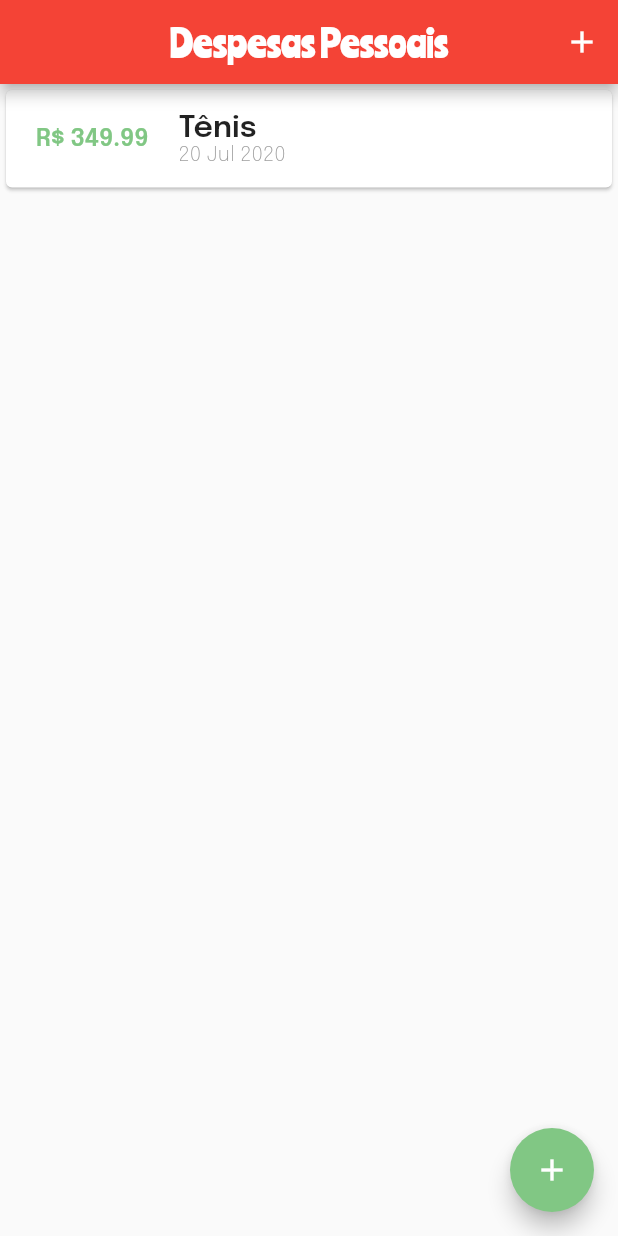
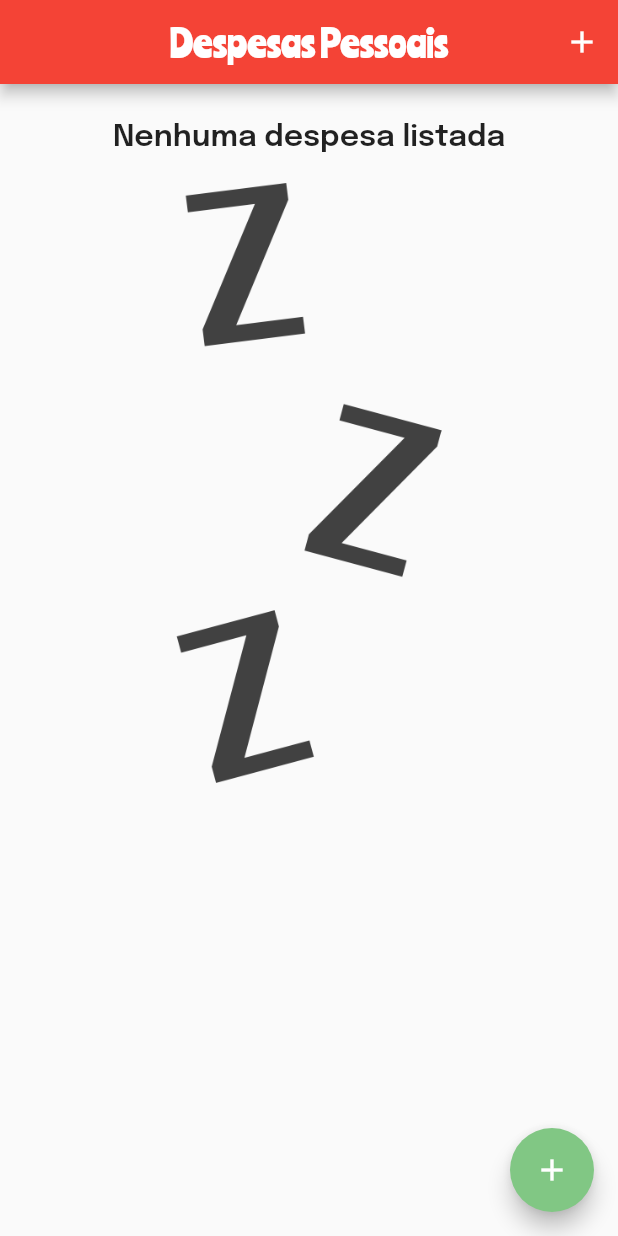
Before and after one commit to kiszewski/ExpensesApp, a Flutter app: the screen it shows after launch, on a phone screen of 412 x 824 dp. Run offline on Flutter 3.47's test engine with Material 2 defaults, Android fonts, the phone set to English and light mode, and no system bars.

Commit message:
inserindo imagem caso lista esteja vazia

```diff
--- a/lib/components/transaction_form.dart
+++ b/lib/components/transaction_form.dart
@@ -31,6 +31,7 @@ class _TransactionFormState extends State<TransactionForm> {
       child: Column(
         children: <Widget>[
           TextField(
+            keyboardType: TextInputType.text,
             controller: titleController,
             onSubmitted: (_) => _submitForm(),
             decoration: InputDecoration(labelText: 'Despesa'),
--- a/lib/components/transaction_list.dart
+++ b/lib/components/transaction_list.dart
@@ -11,7 +11,25 @@ class TransactionList extends StatelessWidget {
   Widget build(BuildContext context) {
     return Container(
       height: 500,
-      child: ListView.builder(
+      child: transactions.isEmpty
+          ? Column(
+              children: <Widget>[
+                SizedBox(height: 25),
+                Text(
+                  'Nenhuma despesa listada',
+                  style: TextStyle(fontWeight: FontWeight.w600, fontSize: 20),
+                ),
+                SizedBox(height: 20),
+                Container(
+                  height: 400,
+                  child: Image.asset(
+                    'assets/images/waiting.png',
+                    fit: BoxFit.cover,
+                  ),
+                )
+              ],
+            )
+          : ListView.builder(
               itemCount: transactions.length,
               itemBuilder: (ctx, index) {
                 final tr = transactions[index];
@@ -20,7 +38,8 @@ class TransactionList extends StatelessWidget {
                   child: Row(
                     children: <Widget>[
                       Container(
-                  margin: EdgeInsets.symmetric(horizontal: 15, vertical: 10),
+                        margin:
+                            EdgeInsets.symmetric(horizontal: 15, vertical: 10),
                         padding: EdgeInsets.all(5),
                         child: ConstrainedBox(
                           constraints: BoxConstraints(
@@ -48,6 +67,9 @@ class TransactionList extends StatelessWidget {
                                 fontSize: 20,
                                 fontWeight: FontWeight.bold,
                               )),
+                          SizedBox(
+                            height: 5,
+                          ),
                           Text(DateFormat('d MMM y').format(tr.date),
                               style: TextStyle(color: Colors.grey))
                         ],
--- a/lib/main.dart
+++ b/lib/main.dart
@@ -32,13 +32,13 @@ class MyHomePage extends StatefulWidget {
 }
 
 class _MyHomePageState extends State<MyHomePage> {
-  final _transactions = [
-    Transaction(
-      id: 1,
-      name: 'Tênis',
-      value: 349.99,
-      date: DateTime.now(),
-    ),
+  final List<Transaction> _transactions = [
+    // Transaction(
+    //   id: 1,
+    //   name: 'Tênis',
+    //   value: 349.99,
+    //   date: DateTime.now(),
+    // ),
   ];
 
   _showTransactionModal(BuildContext context) {
--- a/pubspec.yaml
+++ b/pubspec.yaml
@@ -45,8 +45,8 @@ flutter:
   uses-material-design: true
 
   # To add assets to your application, add an assets section, like this:
-  # assets:
-  #   - images/a_dot_burr.jpeg
+  assets:
+    - assets/images/waiting.png
   #   - images/a_dot_ham.jpeg
 
   # An image asset can refer to one or more resolution-specific "variants", see
```
Also changed, not shown: assets/images/waiting.png (added). Lines whose indentation alone changed are shown as unchanged.
